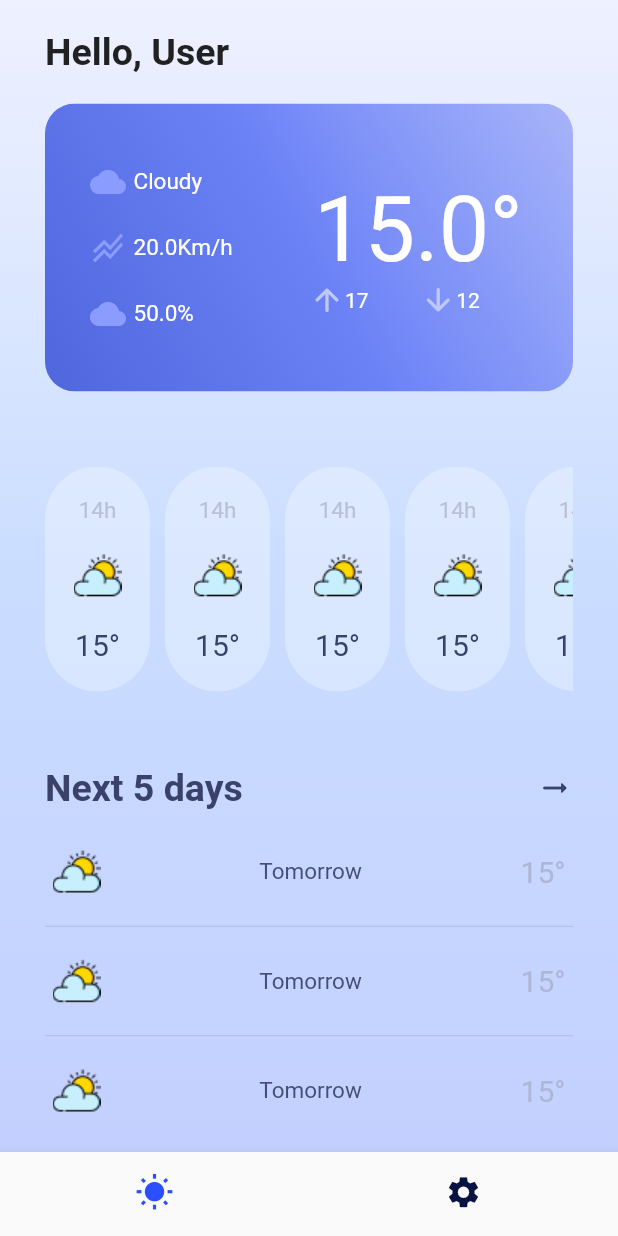
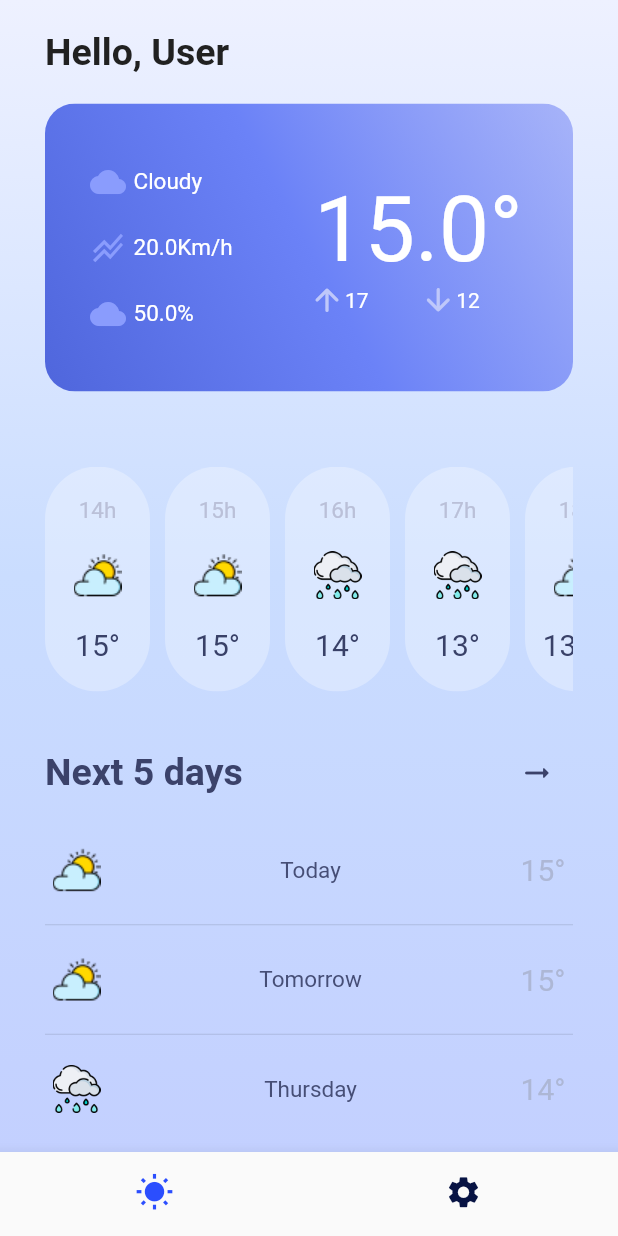
Before and after one commit to BilelBou/meteo_flutter, a Flutter app: the screen it shows after launch, on a phone screen of 412 x 824 dp. Run offline on Flutter 3.47's test engine with Material 2 defaults, Android fonts, the phone set to English and light mode, and no system bars; our stand-ins replace carousel_slider; missing offline and left inert: dart:ffi.

Commit message:
[ADD] Widgets: MeteoPage, SubtitleAction, MeteoCard, HVP, DHC
HVP : HourVerticalPill
DHC : DayHorizontalCard

```diff
--- /dev/null
+++ b/lib/components/day_horizontal_card.dart
@@ -0,0 +1,44 @@
+import 'package:flutter/material.dart';
+
+class DayHorizontalCard extends StatefulWidget {
+  DayHorizontalCard({Key key, @required this.day, @required this.temperature, @required this.weather}) : super(key: key);
+
+  final String day;
+  final String temperature;
+  final String weather;
+
+  @override
+  _DayHorizontalCardState createState() => _DayHorizontalCardState();
+}
+
+class _DayHorizontalCardState extends State<DayHorizontalCard> {
+  @override
+  Widget build(BuildContext context) {
+    return ClipRRect(
+      borderRadius: BorderRadius.all(Radius.circular(40)),
+      child: Container(
+        child: Padding(
+          padding: const EdgeInsets.symmetric(
+              vertical: 20, horizontal: 5),
+          child: Row(
+            mainAxisAlignment:
+            MainAxisAlignment.spaceBetween,
+            children: [
+              Image.asset("images/" + widget.weather + ".png", width: 32, height: 32,),
+              Text(
+                widget.day,
+                style: TextStyle(
+                    color: Color(0xff464e76), fontSize: 15),
+              ),
+              Text(
+                widget.temperature + "°",
+                style: TextStyle(
+                    color: Color(0xffadb7d5), fontSize: 20),
+              )
+            ],
+          ),
+        ),
+      ),
+    );
+  }
+}
--- /dev/null
+++ b/lib/components/hour_vertical_pill.dart
@@ -0,0 +1,47 @@
+import 'package:flutter/material.dart';
+
+class HourVerticalPill extends StatefulWidget {
+  HourVerticalPill({Key key, @required this.hour, @required this.temperature, @required this.weather}) : super(key: key);
+
+  final int hour;
+  final String temperature;
+  final String weather;
+
+  @override
+  _HourVerticalPillState createState() => _HourVerticalPillState();
+}
+
+class _HourVerticalPillState extends State<HourVerticalPill> {
+  @override
+  Widget build(BuildContext context) {
+    return ClipRRect(
+      borderRadius: BorderRadius.all(Radius.circular(40)),
+      child: Container(
+        height: 150,
+        width: 70,
+        decoration: BoxDecoration(
+          color: Colors.white.withOpacity(0.3),
+        ),
+        padding: const EdgeInsets.symmetric(
+              vertical: 20, horizontal: 5),
+        child: Column(
+          mainAxisAlignment:
+              MainAxisAlignment.spaceBetween,
+          children: [
+            Text(
+              widget.hour.toString() + "h",
+              style: TextStyle(
+                  color: Color(0xffbac0d8), fontSize: 15),
+            ),
+            Image.asset("images/" + widget.weather + ".png", width: 32, height: 32,),
+            Text(
+              widget.temperature + "°",
+              style: TextStyle(
+                  color: Color(0xff394168), fontSize: 20),
+            )
+          ],
+        ),
+      ),
+    );
+  }
+}
--- a/lib/components/MeteoCard.dart
+++ b/lib/components/meteo_card.dart
@@ -3,7 +3,7 @@ import 'dart:ffi';
 import 'package:flutter/material.dart';
 
 class MeteoCard extends StatefulWidget {
-  MeteoCard({Key key, this.weather, this.windSpeed, this.humidity, this.temperature}) : super(key: key);
+  MeteoCard({Key key, @required this.weather, @required this.windSpeed, @required this.humidity, @required this.temperature}) : super(key: key);
 
   final String weather;
   final double windSpeed;
--- /dev/null
+++ b/lib/components/meteo_page.dart
@@ -0,0 +1,55 @@
+import 'package:flutter/material.dart';
+
+class MeteoPage extends StatefulWidget {
+  MeteoPage({Key key, @required this.title, @required this.children}) : super(key: key);
+
+  final String title;
+  final List<Widget> children;
+
+  @override
+  _MeteoPageState createState() => _MeteoPageState();
+}
+
+class _MeteoPageState extends State<MeteoPage> {
+  @override
+  Widget build(BuildContext context) {
+    return Scaffold(
+      backgroundColor: Colors.white,
+      body: Container(
+        alignment: Alignment.topLeft,
+        decoration: BoxDecoration(
+          gradient: LinearGradient(
+            begin: Alignment.topCenter,
+            end: Alignment.bottomCenter,
+            colors: [
+              Color(0xffeef1ff),
+              Color(0xffcaddff),
+              Color(0xffc3d0ff)
+            ],
+          )
+        ),
+        child: SafeArea(
+          child: Container(
+            padding: const EdgeInsets.symmetric(vertical: 20, horizontal: 30),
+            child: Column(
+              crossAxisAlignment: CrossAxisAlignment.start,
+              children: [
+                Text(
+                  widget.title,
+                  style: TextStyle(
+                    color: Colors.grey[900],
+                    fontSize: 25,
+                    fontWeight: FontWeight.bold
+                  ),
+                ),
+                const SizedBox(height: 20),
+                for (var widget in widget.children)
+                  widget
+              ],
+            ),
+          ),
+        ),
+      ),
+    );
+  }
+}
--- /dev/null
+++ b/lib/components/subtitle_action.dart
@@ -0,0 +1,35 @@
+import 'package:flutter/material.dart';
+
+class SubtitleAction extends StatefulWidget {
+  SubtitleAction({Key key, @required this.title, this.action}) : super(key: key);
+
+  final String title;
+  final VoidCallback action;
+
+  @override
+  _SubtitleActionState createState() => _SubtitleActionState();
+}
+
+class _SubtitleActionState extends State<SubtitleAction> {
+  @override
+  Widget build(BuildContext context) {
+    return Row(
+      mainAxisAlignment:
+      MainAxisAlignment.spaceBetween,
+      children: [
+        Text(
+          widget.title,
+          style: TextStyle(
+            fontSize: 25,
+            fontWeight: FontWeight.bold,
+            color: Color(0xff3b426a)
+          ),
+        ),
+        IconButton(
+          icon: Icon(Icons.arrow_right_alt_rounded, color: Color(0xff3b426a),),
+          onPressed: widget.action,
+        ),
+      ],
+    );
+  }
+}
--- a/lib/pages/dashboard.dart
+++ b/lib/pages/dashboard.dart
@@ -1,7 +1,11 @@
 import 'dart:convert';
 import 'dart:io';
 
-import 'package:meteo_flutter/components/MeteoCard.dart';
+import 'package:meteo_flutter/components/day_horizontal_card.dart';
+import 'package:meteo_flutter/components/meteo_card.dart';
+import 'package:meteo_flutter/components/hour_vertical_pill.dart';
+import 'package:meteo_flutter/components/meteo_page.dart';
+import 'package:meteo_flutter/components/subtitle_action.dart';
 import 'package:meteo_flutter/main.dart';
 import 'package:meteo_flutter/widgets.dart';
 import 'package:flutter/material.dart';
@@ -24,36 +28,67 @@ class _DashboardState extends State<Dashboard> {
         Duration(seconds: 2), () => {'city': city, 'test': 'testData'});
   }
 
+  var hourlyWeather = [
+    {
+      'time': 14,
+      'weather': 'sun',
+      'temperature': '15'
+    },
+    {
+      'time': 15,
+      'weather': 'sun',
+      'temperature': '15'
+    },
+    {
+      'time': 16,
+      'weather': 'rain',
+      'temperature': '14'
+    },
+    {
+      'time': 17,
+      'weather': 'rain',
+      'temperature': '13'
+    },
+    {
+      'time': 18,
+      'weather': 'sun',
+      'temperature': '13.5'
+    },
+  ];
+
+  var dailyWeather = [
+    {
+      'day': 'Today',
+      'weather': 'sun',
+      'temperature': '15'
+    },
+    {
+      'day': 'Tomorrow',
+      'weather': 'sun',
+      'temperature': '15'
+    },
+    {
+      'day': 'Thursday',
+      'weather': 'rain',
+      'temperature': '14'
+    },
+    {
+      'day': 'Friday',
+      'weather': 'rain',
+      'temperature': '13'
+    },
+    {
+      'day': 'Saturday',
+      'weather': 'sun',
+      'temperature': '13.5'
+    },
+  ];
+
   @override
   Widget build(BuildContext context) {
-    return Scaffold(
-        backgroundColor: Colors.white,
-        body: Container(
-          decoration: BoxDecoration(
-              gradient: LinearGradient(
-                  begin: Alignment.topCenter,
-                  end: Alignment.bottomCenter,
-                  colors: [
-                Color(
-                  0xffeef1ff,
-                ),
-                Color(0xffcaddff),
-                Color(0xffc3d0ff)
-              ])),
-          child: SafeArea(
-            child: Container(
-              padding: const EdgeInsets.symmetric(vertical: 20, horizontal: 30),
-              child: Column(
-                crossAxisAlignment: CrossAxisAlignment.start,
+    return MeteoPage(
+      title: "Hello, User",
       children: [
-                  Text(
-                    "Hello, User",
-                    style: TextStyle(
-                        color: Colors.grey[900],
-                        fontSize: 25,
-                        fontWeight: FontWeight.bold),
-                  ),
-                  const SizedBox(height: 20),
         MeteoCard(
           weather: "Cloudy",
           windSpeed: 20,
@@ -73,55 +108,23 @@ class _DashboardState extends State<Dashboard> {
             itemCount: 5,
             scrollDirection: Axis.horizontal,
             itemBuilder: (_, index) {
-                        return ClipRRect(
-                          borderRadius: BorderRadius.all(Radius.circular(40)),
-                          child: Container(
-                            height: 150,
-                            width: 70,
-                            decoration: BoxDecoration(
-                              color: Colors.white.withOpacity(0.3),
-                            ),
-                            child: Padding(
-                              padding: const EdgeInsets.symmetric(
-                                  vertical: 20, horizontal: 5),
-                              child: Column(
-                                mainAxisAlignment:
-                                    MainAxisAlignment.spaceBetween,
-                                children: [
-                                  Text(
-                                    "14h",
-                                    style: TextStyle(
-                                        color: Color(0xffbac0d8), fontSize: 15),
-                                  ),
-                                  Image.asset("images/sun.png"),
-                                  Text(
-                                    "15°",
-                                    style: TextStyle(
-                                        color: Color(0xff394168), fontSize: 20),
-                                  )
-                                ],
-                              ),
-                            ),
-                          ),
+              return HourVerticalPill(
+                hour: hourlyWeather[index]['time'],
+                temperature: hourlyWeather[index]['temperature'],
+                weather: hourlyWeather[index]['weather'],
               );
             },
           ),
         ),
         SizedBox(
-                    height: 50,
+          height: 30,
         ),
-                  Row(
-                    mainAxisAlignment:
-                    MainAxisAlignment.spaceBetween,
-                    children: [
-                      Text("Next 5 days", style: TextStyle(
-                        fontSize: 25,
-                        fontWeight: FontWeight.bold,
-                        color: Color(0xff3b426a)
-                      ),
-                      ),
-                      Icon(Icons.arrow_right_alt_rounded, color: Color(0xff3b426a),)
-                    ],
+        SubtitleAction(
+          title: "Next 5 days",
+          action: () {
+            // Open other page
+            print("next 5 days page");
+          },
         ),
         SizedBox(height: 5,),
         Expanded(
@@ -129,39 +132,15 @@ class _DashboardState extends State<Dashboard> {
             separatorBuilder: (_, index) => Divider(height: 1,),
             itemCount: 5,
             itemBuilder: (_, index) {
-                        return ClipRRect(
-                          borderRadius: BorderRadius.all(Radius.circular(40)),
-                          child: Container(
-                            child: Padding(
-                              padding: const EdgeInsets.symmetric(
-                                  vertical: 20, horizontal: 5),
-                              child: Row(
-                                mainAxisAlignment:
-                                MainAxisAlignment.spaceBetween,
-                                children: [
-                                  Image.asset("images/sun.png"),
-                                  Text(
-                                    "Tomorrow",
-                                    style: TextStyle(
-                                        color: Color(0xff464e76), fontSize: 15),
-                                  ),
-                                  Text(
-                                    "15°",
-                                    style: TextStyle(
-                                        color: Color(0xffadb7d5), fontSize: 20),
-                                  )
-                                ],
-                              ),
-                            ),
-                          ),
+              return DayHorizontalCard(
+                day: dailyWeather[index]['day'],
+                temperature: dailyWeather[index]['temperature'],
+                weather: dailyWeather[index]['weather'],
               );
             },
           ),
         ),
       ],
-              ),
-            ),
-          ),
-        ));
+    );
   }
 }
--- a/lib/pages/home_page.dart
+++ b/lib/pages/home_page.dart
@@ -50,8 +50,6 @@ class _HomePageState extends State<HomePage> {
         selectedIconTheme: IconThemeData(color: Color(0xff2b4efe), size: 26),
         showSelectedLabels: false,
         showUnselectedLabels: false,
-
-
         onTap: _onNavBarItemTap,
         // List of items/icons in the bottom navigation bar, these will be linked to pages
         items: [
--- a/lib/pages/settings_page.dart
+++ b/lib/pages/settings_page.dart
@@ -1,3 +1,4 @@
+import 'package:meteo_flutter/components/meteo_page.dart';
 import 'package:meteo_flutter/widgets.dart';
 import 'package:flutter/material.dart';
 
@@ -9,12 +10,11 @@ class Settings extends StatefulWidget {
 class _SettingsState extends State<Settings> {
   @override
   Widget build(BuildContext context) {
-    return Scaffold(
-      backgroundColor: Colors.grey.shade400,
-      appBar: CustomWidgets.buildAppBar(context, 'Settings', null, null),
-      body: Center(
-        child: Text('Settings Page'),
-      ),
+    return MeteoPage(
+      title: "Settings",
+      children: [
+        Text("Settings Page"),
+      ],
     );
   }
 }
```
Also changed, not shown: images/rain.png (added). Lines whose indentation alone changed are shown as unchanged.
